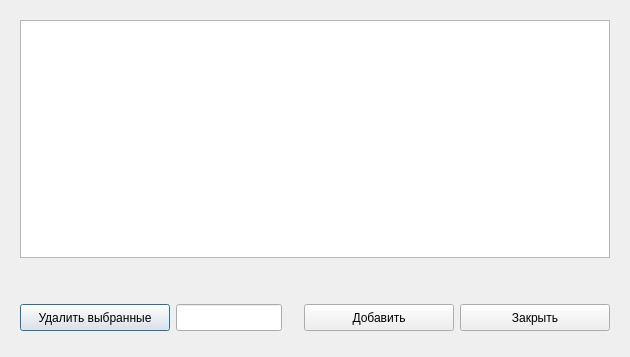
Qt form ContactsDialog.ui (okostynchuk/Outcall) before a commit.
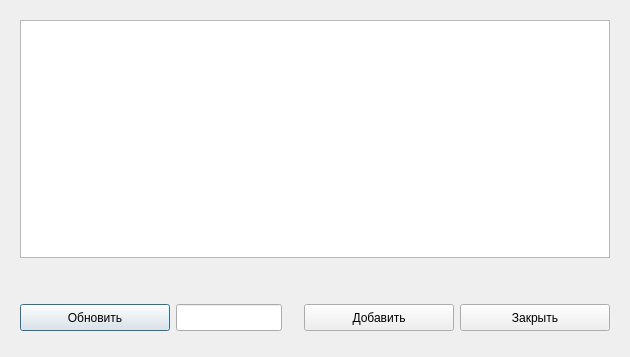
The same form after that commit.

Commit message: Обновление таблицы (надо допилить)

```diff
--- a/ContactsDialog.ui
+++ b/ContactsDialog.ui
@@ -66,7 +66,7 @@
            <set>Qt::ImhNone</set>
           </property>
           <property name="text">
-           <string>Удалить выбранные</string>
+           <string>Обновить</string>
           </property>
          </widget>
         </item>
```
Left out of the diff: 2 changed lines with no effect on the pictures. The commit also changes 2 other files.
